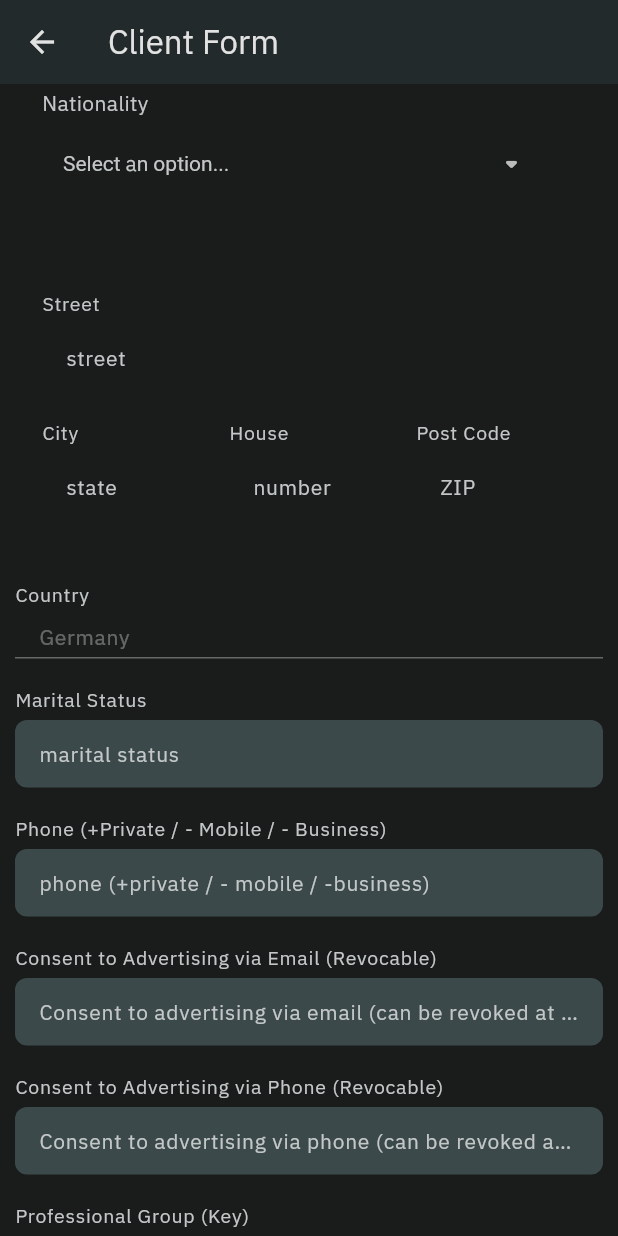
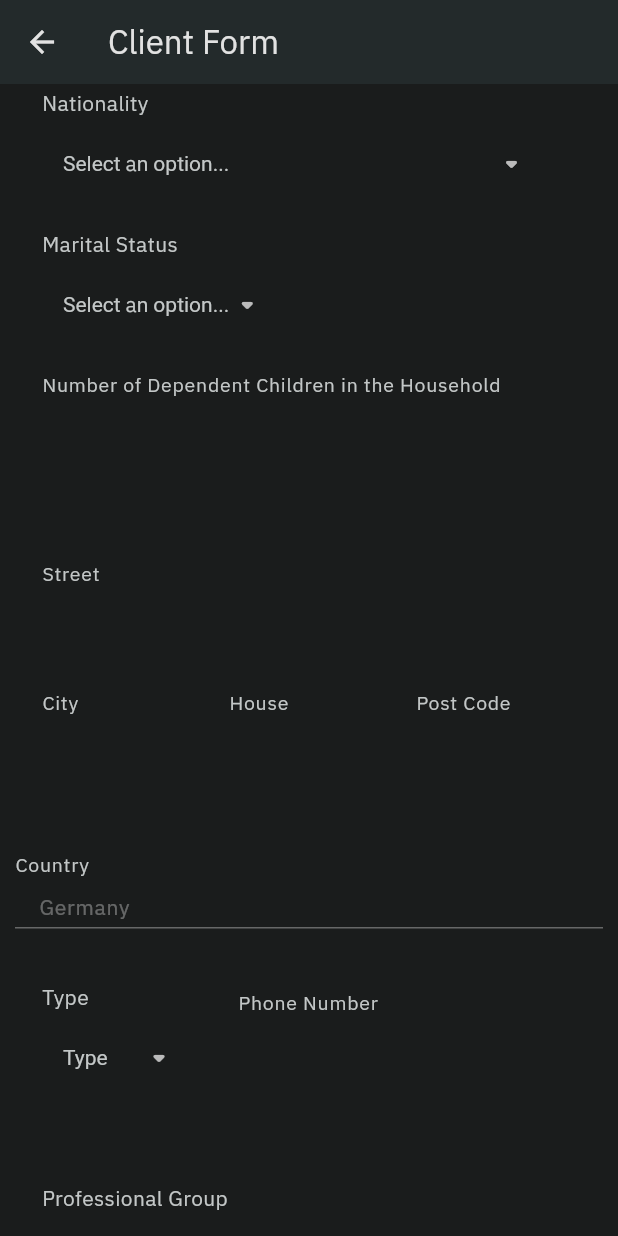
Before and after one commit to far-sighted/-freelance-crm-flutter, a Flutter app: the ClientForm screen opened directly, scrolled down 576 dp, on a phone screen of 412 x 824 dp. Run offline on Flutter 3.47's test engine with Material 3 defaults, Android fonts, the phone set to English and light mode, and no system bars; our stand-ins replace google_fonts, shared_preferences; accounts and stored records are empty; network calls fail.

Commit message:
push forms

```diff
--- /dev/null
+++ b/lib/mocks/customer-status.dart
@@ -0,0 +1,7 @@
+const List<String> customerService = [
+  'customer',
+  'interested party',
+  'contacted non-customer',
+  'customer in the opening process',
+  'closed'
+];
--- /dev/null
+++ b/lib/mocks/marital-status.dart
@@ -0,0 +1,9 @@
+// and list of marital status
+const List<String> maritalStatus = [
+  "Single",
+  "Married",
+  "Divorced",
+  "Widowed",
+  "Separated",
+  "Others"
+];
--- /dev/null
+++ b/lib/mocks/product.dart
@@ -0,0 +1,10 @@
+// and list of product
+const List<String> products = [
+  " Current account",
+  "Overdraft facility (flag and amount)",
+  "Cash card",
+  "Savings card",
+  "Credit card",
+  "EC card",
+  "Internet banking",
+];
--- /dev/null
+++ b/lib/mocks/professional-group.dart
@@ -0,0 +1,16 @@
+// An array of professional groups
+const List<String> professionalGroups = [
+  'employee',
+  'worker',
+  'trainee',
+  'civil servant',
+  'freelancer',
+  'military or community service',
+  'housewife',
+  'unemployed',
+  'pensioner',
+  'private worker',
+  'student',
+  'self-employed',
+  'temporary soldier'
+];
--- a/lib/screen/client-form.dart
+++ b/lib/screen/client-form.dart
@@ -1,4 +1,8 @@
+import 'package:crm/mocks/customer-status.dart';
 import 'package:crm/mocks/list-countries.dart';
+import 'package:crm/mocks/marital-status.dart';
+import 'package:crm/mocks/product.dart';
+import 'package:crm/mocks/professional-group.dart';
 import 'package:crm/widget/date-picker.dart';
 import 'package:crm/widget/drop-down.dart';
 import 'package:flutter/material.dart';
@@ -82,7 +86,20 @@ class _ClientFormState extends State<ClientForm> {
                       items: countries,
                       onChanged: (p0) => print(p0),
                       background: true,
-                    )
+                    ),
+                    const SizedBox(height: 18),
+                    DropDown(
+                      label: "Marital Status",
+                      items: maritalStatus,
+                      onChanged: (p0) => print(p0),
+                      background: true,
+                    ),
+                    const SizedBox(height: 18),
+                    const Input(
+                      label: "Number of Dependent Children in the Household",
+                      keyboardType: TextInputType.number,
+                      background: true,
+                    ),
                   ],
                 ),
               ),
@@ -97,7 +114,6 @@ class _ClientFormState extends State<ClientForm> {
                 child: Column(children: [
                   Input(
                     label: "Street",
-                    placeholder: "street",
                     background: true,
                   ),
                   SizedBox(height: 18),
@@ -108,7 +124,6 @@ class _ClientFormState extends State<ClientForm> {
                       Expanded(
                         child: Input(
                           label: "City",
-                          placeholder: "state",
                           background: true,
                         ),
                       ),
@@ -116,7 +131,6 @@ class _ClientFormState extends State<ClientForm> {
                       Expanded(
                         child: Input(
                           label: "House",
-                          placeholder: "number",
                           background: true,
                         ),
                       ),
@@ -124,7 +138,6 @@ class _ClientFormState extends State<ClientForm> {
                       Expanded(
                         child: Input(
                           label: "Post Code",
-                          placeholder: "ZIP",
                           background: true,
                         ),
                       ),
@@ -142,77 +155,126 @@ class _ClientFormState extends State<ClientForm> {
               controller: TextEditingController(text: "Germany"),
             ),
             const SizedBox(height: 18),
-            Input(label: "Marital Status", placeholder: "marital status"),
-            const SizedBox(height: 18),
-            Input(
-              label: "Phone (+Private / - Mobile / - Business)",
-              placeholder: "phone (+private / - mobile / -business)",
+            Card(
+              elevation: 1,
+              shadowColor: Colors.transparent,
+              child: Padding(
+                padding: const EdgeInsets.only(
+                    left: 14, right: 14, top: 14, bottom: 18),
+                child: Row(children: <Widget>[
+                  Expanded(
+                      child: DropDown(
+                    placer: "Type",
+                    label: "Type",
+                    onChanged: (p0) => print(p0),
+                    background: true,
+                    items: const <String>["private", "mobile", "business"],
+                  )),
+                  const SizedBox(width: 18),
+                  const Expanded(
+                      flex: 2,
+                      child: Input(
+                        label: "Phone Number",
+                        background: true,
+                      )),
+                ]),
+              ),
             ),
             const SizedBox(height: 18),
-            Input(
-              label: "Consent to Advertising via Email (Revocable)",
-              placeholder:
-                  "Consent to advertising via email (can be revoked at any time)",
+            Card(
+              elevation: 1,
+              shadowColor: Colors.transparent,
+              child: Padding(
+                  padding: const EdgeInsets.only(
+                      left: 14, right: 14, top: 14, bottom: 18),
+                  child: Column(
+                    children: <Widget>[
+                      DropDown(
+                        label: "Professional Group",
+                        items: professionalGroups,
+                        onChanged: (p0) => print(p0),
+                        background: true,
                       ),
                       const SizedBox(height: 18),
-            Input(
-              label: "Consent to Advertising via Phone (Revocable)",
-              placeholder:
-                  "Consent to advertising via phone (can be revoked at any time)",
+                      DropDown(
+                        label: "Type of Residence",
+                        items: const <String>["Rent", "Own", "With Parent"],
+                        onChanged: (p0) => print(p0),
+                        background: true,
                       ),
                       const SizedBox(height: 18),
-            Input(
-                label: "Professional Group (Key)",
-                placeholder: "Professional group (key)"),
-            const SizedBox(height: 18),
-            Input(
-                label: "Self Employed (Yes/No)",
-                placeholder: "self employed (yes/no)"),
-            const SizedBox(height: 18),
-            Input(label: "Employed (Yes/No)", placeholder: "employed (yes/no)"),
-            const SizedBox(height: 18),
-            Input(
-              label: "Employed by Current Employer Since/Self-Employed Since",
-              placeholder:
-                  "Employed by current employer since/self-employed since",
+                      const Input(
+                        label: "Monthly Net Income",
+                        placeholder: "€",
+                        keyboardType: TextInputType.number,
+                        background: true,
                       ),
                       const SizedBox(height: 18),
-            Input(label: "Industry (Key)", placeholder: "Industry (key)"),
-            const SizedBox(height: 18),
-            Input(
-              label: "Number of Dependent Children in the Household",
-              placeholder:
-                  "Number of dependent children living in the household",
+                      const DatePicker(
+                        label:
+                            "Employed by Current Employer Since/Self-Employed Since",
+                        backgroud: true,
                       ),
                       const SizedBox(height: 18),
-            Input(
-                label: "Monthly Net Income",
-                placeholder: " Monthly net income"),
-            const SizedBox(height: 18),
-            Input(
-              label: "Type of Residence (With Parents, Rented, Owned)",
-              placeholder: "Type of residence (with parents, rented, owned)",
+                      const Input(
+                        label: "Industry",
+                        background: true,
                       ),
                       const SizedBox(height: 18),
-            Input(label: "Products (Key)", placeholder: "Products (key)"),
-            const SizedBox(height: 18),
-            Input(
-              label:
-                  "Identification Features (Customer Number, Account Number)",
-              placeholder:
-                  "Identification features (customer number, account number)",
+
+                    ],
+                  )),
             ),
             const SizedBox(height: 18),
-            Input(
-              label: "Customer Status",
-              placeholder:
-                  "Customer status: customer, interested party, contacted non-customer, customer in the opening process (no signature sample yet available), closed",
+            Row(
+              children: <Widget>[
+                Switch(
+                  value: false,
+                  onChanged: (p0) => print(p0),
+                ),
+                const SizedBox(width: 18),
+                const Text("Consent to Advertising via Email (Revocable)")
+              ],
+            ),
+            Row(
+              children: <Widget>[
+                Switch(
+                  value: false,
+                  onChanged: (p0) => print(p0),
+                ),
+                const SizedBox(width: 18),
+                const Text("Consent to transfer data to Schufa (Revocable)")
+              ],
             ),
             const SizedBox(height: 18),
-            Input(
-                label: "Customer Advisor: User ID",
-                placeholder: " Customer advisor: user ID"),
-            SizedBox(height: 18),
+            Card(
+              elevation: 1,
+              shadowColor: Colors.transparent,
+              child: Padding(
+                padding: const EdgeInsets.only(
+                    left: 14, right: 14, top: 14, bottom: 18),
+                child: Column(
+                  children: <Widget>[
+                    DropDown(
+                      label: "Products",
+                      placer: "Select",
+                      items: products,
+                      background: true,
+                      onChanged: (p0) => print(p0),
+                    ),
+                    const SizedBox(height: 18),
+                    DropDown(
+                      label: "Customer Status",
+                      placer: "Select Status",
+                      items: customerService,
+                      onChanged: (p0) => print(p0),
+                      background: true,
+                    )
+                  ],
+                ),
+              ),
+            ),
+            const SizedBox(height: 18),
           ],
         ),
       ),
--- a/lib/widget/drop-down.dart
+++ b/lib/widget/drop-down.dart
@@ -2,7 +2,9 @@ import 'package:flutter/material.dart';
 
 class DropDown extends StatelessWidget {
   final String? label;
+  final String? placer;
   final List<String> items;
+  final String? selectedValue;
   final void Function(String?)? onChanged;
   final bool background;
 
@@ -10,7 +12,9 @@ class DropDown extends StatelessWidget {
       {super.key,
       this.label,
       this.onChanged,
+      this.placer,
       required this.items,
+      this.selectedValue,
       this.background = false});
 
   @override
@@ -34,6 +38,7 @@ class DropDown extends StatelessWidget {
                   : Theme.of(context).colorScheme.secondaryContainer,
             ),
             child: DropdownButton<String>(
+                value: selectedValue,
                 icon: const Icon(Icons.arrow_drop_down_rounded, size: 24.0),
                 dropdownColor: Theme.of(context).colorScheme.surfaceVariant,
                 padding:
@@ -47,24 +52,22 @@ class DropDown extends StatelessWidget {
                   color: Theme.of(context).colorScheme.onSurfaceVariant,
                   fontSize: 13.0,
                 ),
-              borderRadius: const BorderRadius.all(Radius.elliptical(8.0, 8.0)),
-                items: [...items]
-                  .map<DropdownMenuItem<String>>((String value) {
+                borderRadius:
+                    const BorderRadius.all(Radius.elliptical(8.0, 8.0)),
+                items: [...items].map<DropdownMenuItem<String>>((String value) {
                   return DropdownMenuItem<String>(
                     value: value,
                     child: Text(value),
                   );
                 }).toList(),
-
                 onChanged: onChanged,
                 hint: Text(
-                  "Select an option...",
+                  placer ?? "Select an option...",
                   style: TextStyle(
                     color: Theme.of(context).colorScheme.onSurfaceVariant,
                     fontSize: 14.0,
                   ),
-                )
-            ))
+                )))
       ],
     );
   }
```
Lines whose indentation alone changed are shown as unchanged.
